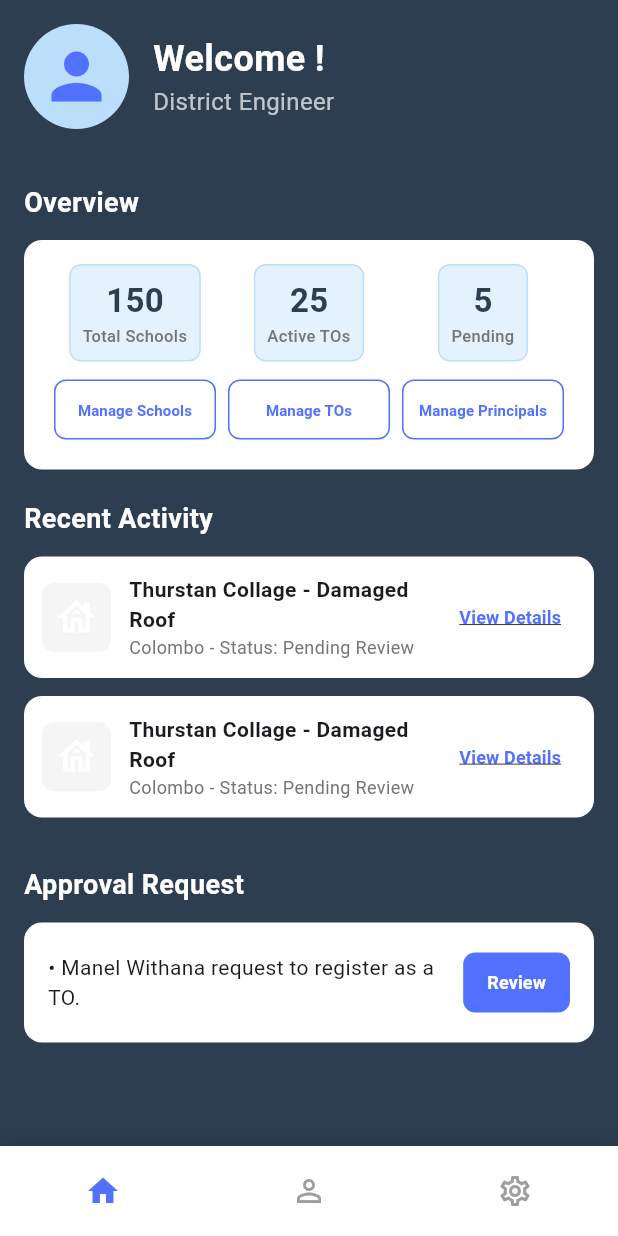
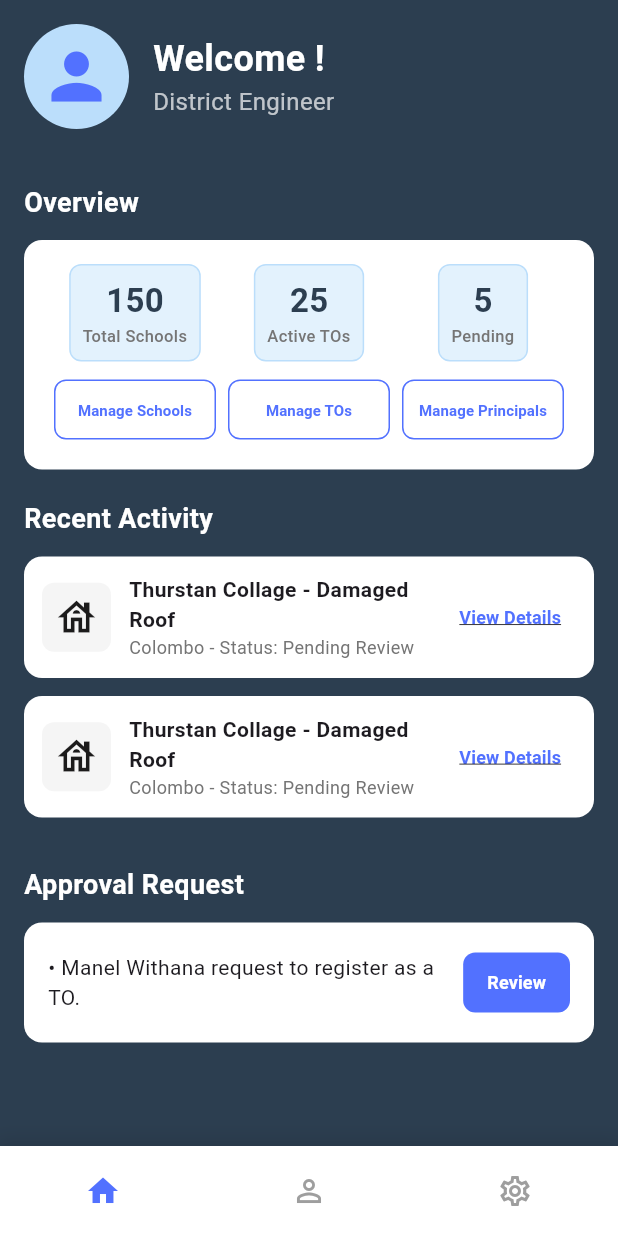
Before and after one commit to Vihanga-manodhya/buildCare-app, a Flutter app: the DashboardScreen screen opened directly, on a phone screen of 412 x 824 dp. Run offline on Flutter 3.47's test engine with Material 3 defaults, Android fonts, the phone set to English and light mode, and no system bars.

Commit message:
Update Color
Update Icon color

```diff
--- a/lib/DistrictEng/dashboard_screen.dart
+++ b/lib/DistrictEng/dashboard_screen.dart
@@ -327,7 +327,7 @@ class DashboardScreen extends StatelessWidget {
               ),
               child: const Icon(
                 Icons.house_outlined,
-                color: Color.fromARGB(255, 255, 255, 255),
+                color: Color.fromARGB(255, 28, 27, 27),
                 size: 30,
               ),
             ),
```
